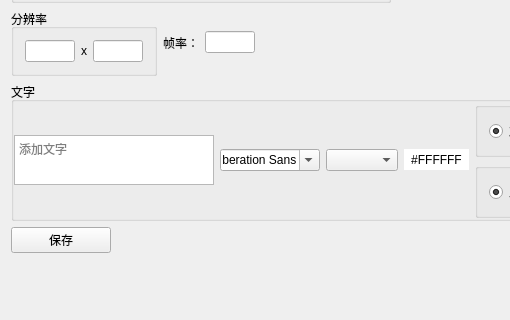
Qt form src/fccutter/fcmainwidget.ui (LiangZuoting/ffcutter) before a commit; both pictures show x 0 to 510 and y 108 to 428 of the 1036 by 687 pixel window.
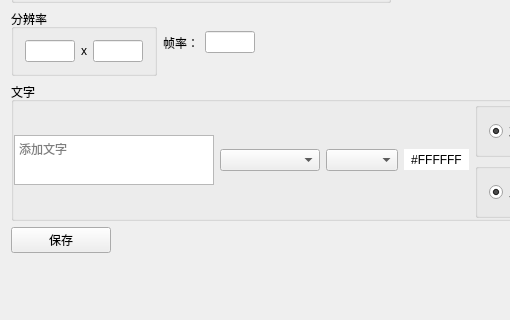
The same form after that commit. Custom widgets are drawn as their Qt base class.

The edit to the form file:
```diff
--- a/src/fccutter/fcmainwidget.ui
+++ b/src/fccutter/fcmainwidget.ui
@@ -318,7 +318,13 @@
           </widget>
          </item>
          <item>
-          <widget class="QFontComboBox" name="fontComboBox">
+          <widget class="QComboBox" name="fontComboBox">
+           <property name="minimumSize">
+            <size>
+             <width>100</width>
+             <height>0</height>
+            </size>
+           </property>
            <property name="maximumSize">
             <size>
              <width>100</width>
```
